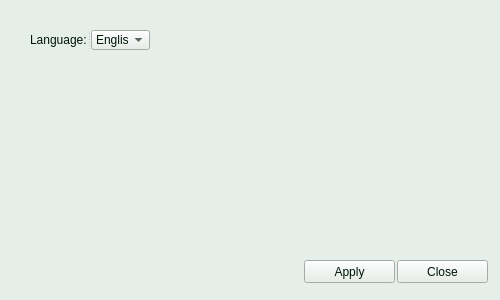
The window that classes/frontendClasses/settingswindow.ui (DefinitelyNotSimon13/Apos) describes before a commit, drawn with Qt 5.
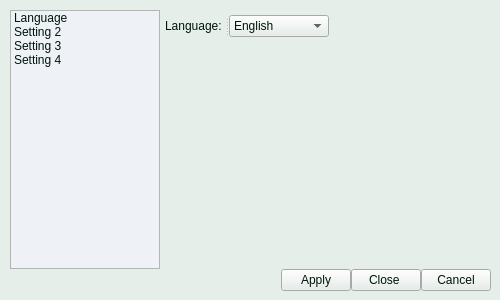
The same window after the commit. Icons and pictures are not drawn.

Commit message: APOS-4 Improve Settings UI

The edit to the form file:
```diff
--- a/classes/frontendClasses/settingswindow.ui
+++ b/classes/frontendClasses/settingswindow.ui
@@ -596,61 +596,271 @@
   <property name="windowTitle">
    <string>Form</string>
   </property>
-  <widget class="QPushButton" name="inClose">
+  <property name="windowIcon">
+   <iconset>
+    <normaloff>../../resources/images/APOS-ICON.ico</normaloff>../../resources/images/APOS-ICON.ico</iconset>
+  </property>
+  <widget class="QWidget" name="verticalLayoutWidget">
    <property name="geometry">
     <rect>
-     <x>397</x>
-     <y>260</y>
-     <width>91</width>
-     <height>23</height>
+     <x>0</x>
+     <y>0</y>
+     <width>501</width>
+     <height>301</height>
     </rect>
    </property>
-   <property name="text">
-    <string>Close</string>
-   </property>
-  </widget>
-  <widget class="QPushButton" name="inApply">
-   <property name="geometry">
-    <rect>
-     <x>304</x>
-     <y>260</y>
-     <width>91</width>
-     <height>23</height>
-    </rect>
-   </property>
-   <property name="text">
-    <string>Apply</string>
-   </property>
-  </widget>
-  <widget class="QSplitter" name="splitter">
-   <property name="geometry">
-    <rect>
-     <x>30</x>
-     <y>30</y>
-     <width>120</width>
-     <height>20</height>
-    </rect>
-   </property>
-   <property name="orientation">
-    <enum>Qt::Horizontal</enum>
-   </property>
-   <widget class="QLabel" name="dispLanguage">
-    <property name="text">
-     <string>Language:</string>
+   <layout class="QVBoxLayout" name="overallLayout">
+    <property name="spacing">
+     <number>0</number>
     </property>
-   </widget>
-   <widget class="QComboBox" name="inLanguage">
+    <property name="leftMargin">
+     <number>10</number>
+    </property>
+    <property name="topMargin">
+     <number>10</number>
+    </property>
+    <property name="rightMargin">
+     <number>10</number>
+    </property>
+    <property name="bottomMargin">
+     <number>10</number>
+    </property>
     <item>
-     <property name="text">
-      <string>English</string>
-     </property>
+     <layout class="QHBoxLayout" name="settingsOverallLayout">
+      <item>
+       <widget class="QListWidget" name="settingsOverwiev">
+        <property name="maximumSize">
+         <size>
+          <width>150</width>
+          <height>16777215</height>
+         </size>
+        </property>
+        <property name="lineWidth">
+         <number>1</number>
+        </property>
+        <property name="editTriggers">
+         <set>QAbstractItemView::NoEditTriggers</set>
+        </property>
+        <property name="selectionBehavior">
+         <enum>QAbstractItemView::SelectRows</enum>
+        </property>
+        <property name="spacing">
+         <number>5</number>
+        </property>
+        <property name="viewMode">
+         <enum>QListView::ListMode</enum>
+        </property>
+        <property name="uniformItemSizes">
+         <bool>true</bool>
+        </property>
+        <property name="currentRow">
+         <number>0</number>
+        </property>
+        <property name="sortingEnabled">
+         <bool>false</bool>
+        </property>
+        <item>
+         <property name="text">
+          <string>Language</string>
+         </property>
+        </item>
+        <item>
+         <property name="text">
+          <string>Setting 2</string>
+         </property>
+        </item>
+        <item>
+         <property name="text">
+          <string>Setting 3</string>
+         </property>
+        </item>
+        <item>
+         <property name="text">
+          <string>Setting 4</string>
+         </property>
+        </item>
+       </widget>
+      </item>
+      <item>
+       <widget class="QStackedWidget" name="settingsDetails">
+        <property name="currentIndex">
+         <number>0</number>
+        </property>
+        <widget class="QWidget" name="languagePage">
+         <widget class="QWidget" name="verticalLayoutWidget_2">
+          <property name="geometry">
+           <rect>
+            <x>0</x>
+            <y>0</y>
+            <width>321</width>
+            <height>261</height>
+           </rect>
+          </property>
+          <layout class="QVBoxLayout" name="verticalLayout_2">
+           <property name="leftMargin">
+            <number>5</number>
+           </property>
+           <property name="topMargin">
+            <number>5</number>
+           </property>
+           <property name="rightMargin">
+            <number>5</number>
+           </property>
+           <property name="bottomMargin">
+            <number>5</number>
+           </property>
+           <item>
+            <widget class="QSplitter" name="splitter">
+             <property name="orientation">
+              <enum>Qt::Horizontal</enum>
+             </property>
+             <widget class="QLabel" name="dispLanguage">
+              <property name="sizePolicy">
+               <sizepolicy hsizetype="Expanding" vsizetype="Expanding">
+                <horstretch>0</horstretch>
+                <verstretch>0</verstretch>
+               </sizepolicy>
+              </property>
+              <property name="maximumSize">
+               <size>
+                <width>60</width>
+                <height>16777215</height>
+               </size>
+              </property>
+              <property name="text">
+               <string>Language:</string>
+              </property>
+              <property name="textInteractionFlags">
+               <set>Qt::NoTextInteraction</set>
+              </property>
+             </widget>
+             <widget class="QComboBox" name="inLanguage">
+              <property name="sizePolicy">
+               <sizepolicy hsizetype="Expanding" vsizetype="Expanding">
+                <horstretch>0</horstretch>
+                <verstretch>0</verstretch>
+               </sizepolicy>
+              </property>
+              <property name="maximumSize">
+               <size>
+                <width>100</width>
+                <height>16777215</height>
+               </size>
+              </property>
+              <item>
+               <property name="text">
+                <string>English</string>
+               </property>
+              </item>
+              <item>
+               <property name="text">
+                <string>Deutsch</string>
+               </property>
+              </item>
+             </widget>
+            </widget>
+           </item>
+           <item>
+            <spacer name="verticalSpacer">
+             <property name="orientation">
+              <enum>Qt::Vertical</enum>
+             </property>
+             <property name="sizeHint" stdset="0">
+              <size>
+               <width>20</width>
+               <height>40</height>
+              </size>
+             </property>
+            </spacer>
+           </item>
+          </layout>
+         </widget>
+        </widget>
+        <widget class="QWidget" name="settings_page3"/>
+        <widget class="QWidget" name="settings_page4"/>
+        <widget class="QWidget" name="settingsPage_2"/>
+       </widget>
+      </item>
+     </layout>
     </item>
     <item>
-     <property name="text">
-      <string>Deutsch</string>
-     </property>
+     <layout class="QHBoxLayout" name="horizontalLayout_2">
+      <item>
+       <spacer name="horizontalSpacer">
+        <property name="orientation">
+         <enum>Qt::Horizontal</enum>
+        </property>
+        <property name="sizeType">
+         <enum>QSizePolicy::Expanding</enum>
+        </property>
+        <property name="sizeHint" stdset="0">
+         <size>
+          <width>256</width>
+          <height>20</height>
+         </size>
+        </property>
+       </spacer>
+      </item>
+      <item>
+       <widget class="QPushButton" name="btnApply">
+        <property name="sizePolicy">
+         <sizepolicy hsizetype="Preferred" vsizetype="Fixed">
+          <horstretch>0</horstretch>
+          <verstretch>0</verstretch>
+         </sizepolicy>
+        </property>
+        <property name="maximumSize">
+         <size>
+          <width>70</width>
+          <height>16777215</height>
+         </size>
+        </property>
+        <property name="text">
+         <string>Apply</string>
+        </property>
+       </widget>
+      </item>
+      <item>
+       <widget class="QPushButton" name="btnApplyAndClose">
+        <property name="sizePolicy">
+         <sizepolicy hsizetype="Preferred" vsizetype="Fixed">
+          <horstretch>0</horstretch>
+          <verstretch>0</verstretch>
+         </sizepolicy>
+        </property>
+        <property name="maximumSize">
+         <size>
+          <width>70</width>
+          <height>16777215</height>
+         </size>
+        </property>
+        <property name="text">
+         <string>Close </string>
+        </property>
+       </widget>
+      </item>
+      <item>
+       <widget class="QPushButton" name="btnClose">
+        <property name="sizePolicy">
+         <sizepolicy hsizetype="Preferred" vsizetype="Fixed">
+          <horstretch>0</horstretch>
+          <verstretch>0</verstretch>
+         </sizepolicy>
+        </property>
+        <property name="maximumSize">
+         <size>
+          <width>70</width>
+          <height>16777215</height>
+         </size>
+        </property>
+        <property name="text">
+         <string>Cancel</string>
+        </property>
+       </widget>
+      </item>
+     </layout>
     </item>
-   </widget>
+   </layout>
   </widget>
  </widget>
  <resources/>
```
Left out of the diff: 21 changed lines with no effect on the pictures.
